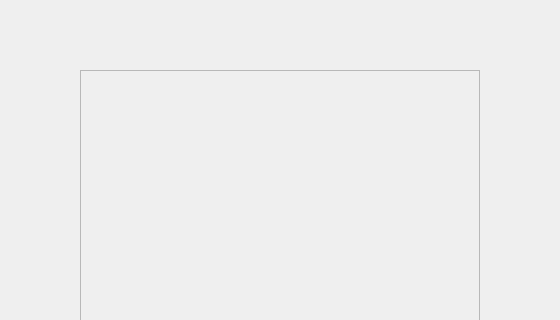
The window that OnePlayer/src/widget.ui (whdicu/OnePlayer) describes before a commit, drawn with Qt 5; both pictures show x 360 to 920 and y 0 to 320 of the 920 by 525 pixel window.
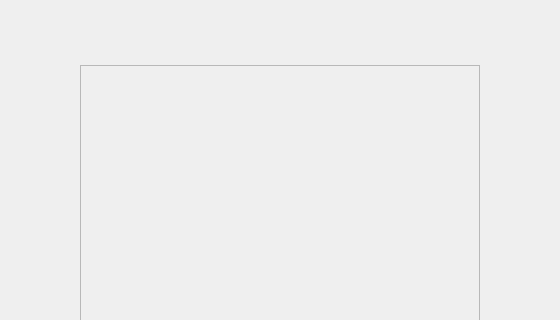
The same window after the commit. Icons and pictures are not drawn. Custom widgets are drawn as their Qt base class.

The edit to the form file:
```diff
--- a/OnePlayer/src/widget.ui
+++ b/OnePlayer/src/widget.ui
@@ -251,24 +251,27 @@
          <height>16777215</height>
         </size>
        </property>
-       <layout class="QHBoxLayout" name="horizontalLayout">
-        <property name="spacing">
-         <number>20</number>
-        </property>
-        <property name="leftMargin">
-         <number>0</number>
-        </property>
-        <property name="topMargin">
-         <number>0</number>
-        </property>
-        <property name="rightMargin">
-         <number>0</number>
-        </property>
-        <property name="bottomMargin">
-         <number>0</number>
-        </property>
-        <item>
          <widget class="QStackedWidget" name="stacked_music_btn">
+        <property name="geometry">
+         <rect>
+          <x>0</x>
+          <y>0</y>
+          <width>400</width>
+          <height>405</height>
+         </rect>
+        </property>
+        <property name="minimumSize">
+         <size>
+          <width>0</width>
+          <height>405</height>
+         </size>
+        </property>
+        <property name="maximumSize">
+         <size>
+          <width>16777215</width>
+          <height>405</height>
+         </size>
+        </property>
           <property name="font">
            <font>
             <family>Microsoft YaHei UI</family>
@@ -280,7 +283,7 @@
           <widget class="QWidget" name="page_local_mysite">
            <layout class="QVBoxLayout" name="verticalLayout_2">
             <property name="spacing">
-             <number>10</number>
+           <number>5</number>
             </property>
             <property name="leftMargin">
              <number>0</number>
@@ -395,7 +398,7 @@
                      <x>0</x>
                      <y>0</y>
                      <width>400</width>
-                     <height>355</height>
+                   <height>360</height>
                     </rect>
                    </property>
                    <layout class="QVBoxLayout" name="verticalLayout_3">
@@ -567,8 +570,6 @@
            </widget>
           </widget>
          </widget>
-        </item>
-        <item>
          <widget class="MultiBtnWidget" name="multi_btn_widget" native="true">
           <property name="minimumSize">
            <size>
@@ -583,8 +584,6 @@
            </size>
           </property>
          </widget>
-        </item>
-       </layout>
       </widget>
      </item>
     </layout>
```
Left out of the diff: 18 changed lines with no effect on the pictures. Lines whose indentation alone changed are shown as unchanged.
